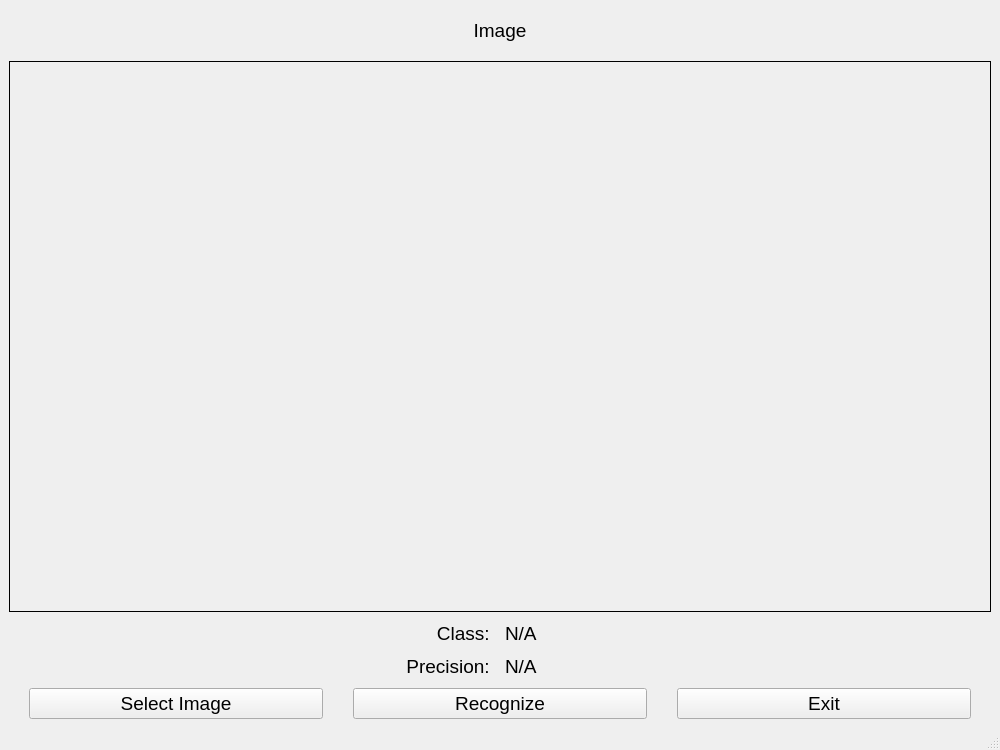
Qt form qt-recognition/mainwindow.ui (bfjei2825401/jetson-nano-qt-recognition) before a commit.
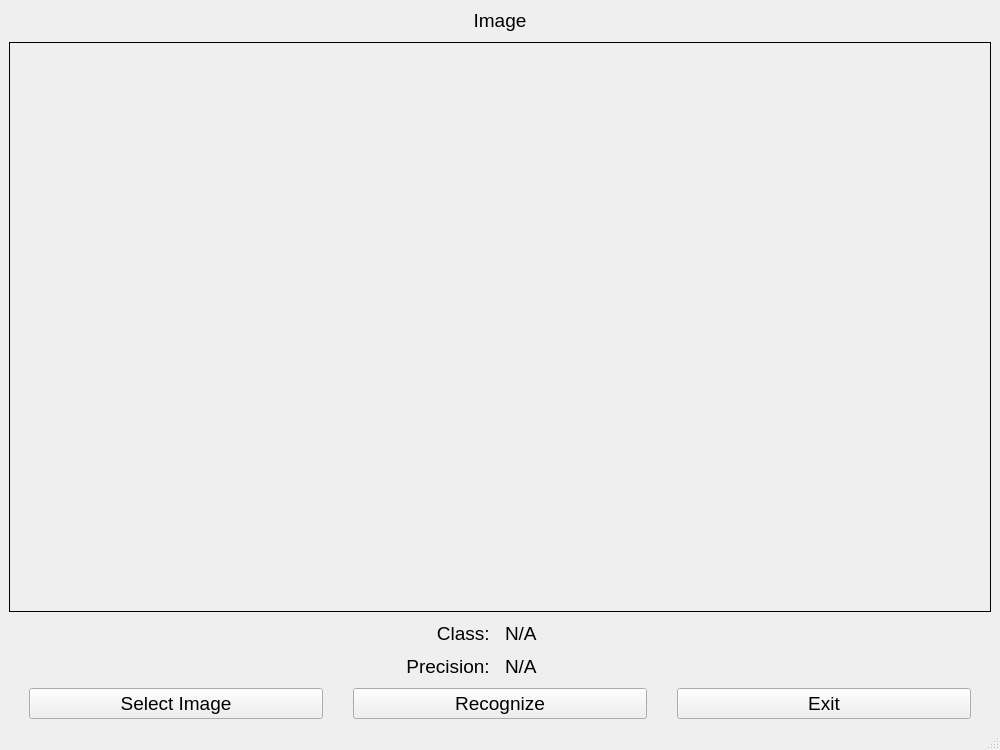
The same form after that commit.

```diff
--- a/qt-recognition/mainwindow.ui
+++ b/qt-recognition/mainwindow.ui
@@ -54,13 +54,11 @@
          <number>0</number>
         </property>
         <item>
-         <layout class="QVBoxLayout" name="verticalLayout_2" stretch="1,0,0,0">
+         <layout class="QVBoxLayout" name="verticalLayout_2" stretch="0,1,0,0,0">
           <property name="spacing">
            <number>10</number>
           </property>
           <item>
-           <layout class="QVBoxLayout" name="verticalLayout_7" stretch="1,13">
-            <item>
              <widget class="QLabel" name="labelTitleVideo">
               <property name="font">
                <font>
@@ -78,6 +76,8 @@
              </widget>
             </item>
             <item>
+           <layout class="QVBoxLayout" name="verticalLayout_7" stretch="0">
+            <item>
              <widget class="QFrame" name="frameImage">
               <property name="sizePolicy">
                <sizepolicy hsizetype="Preferred" vsizetype="Preferred">
@@ -114,8 +114,8 @@
                 <rect>
                  <x>0</x>
                  <y>0</y>
-                 <width>131</width>
-                 <height>31</height>
+                 <width>0</width>
+                 <height>0</height>
                 </rect>
                </property>
                <property name="minimumSize">
@@ -126,8 +126,8 @@
                </property>
                <property name="maximumSize">
                 <size>
-                 <width>605</width>
-                 <height>390</height>
+                 <width>16777215</width>
+                 <height>16777215</height>
                 </size>
                </property>
                <property name="font">
```
Lines whose indentation alone changed are shown as unchanged.
